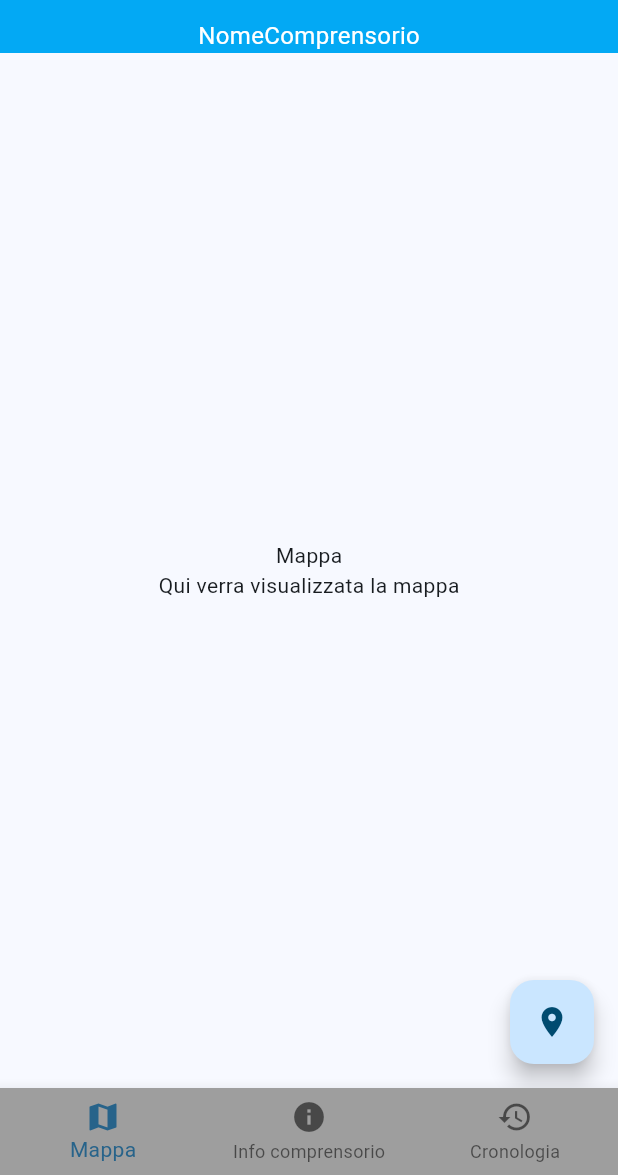
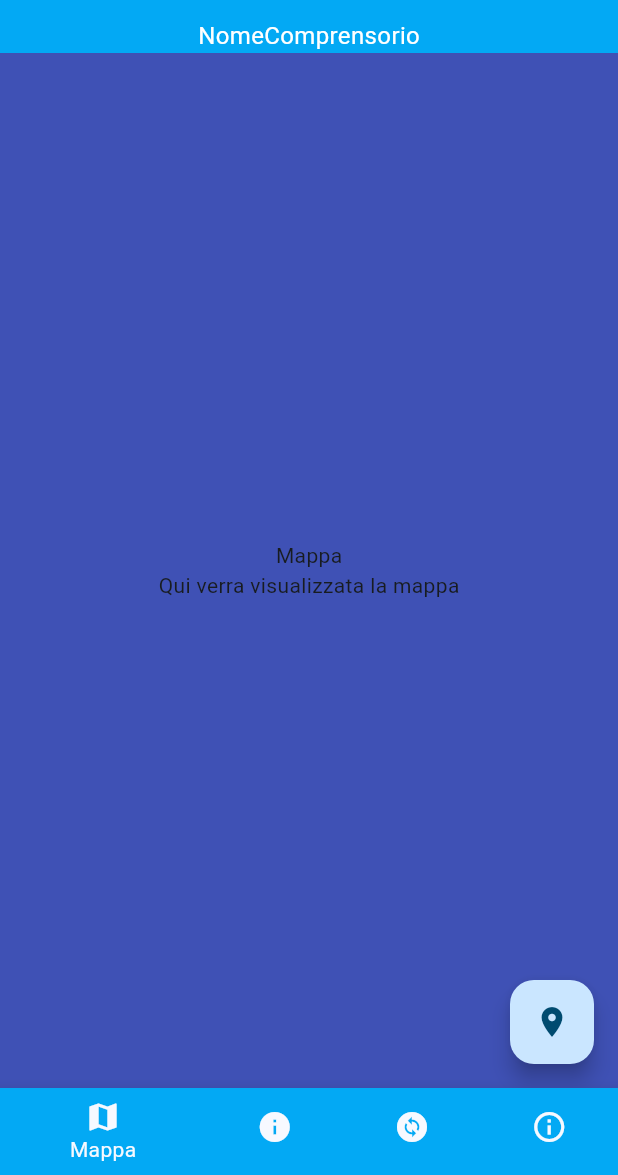
Before and after one commit to omarnaja1/fluttermobile, a Flutter app: the screen it shows after launch, on a phone screen of 412 x 824 dp, the part 61-1236 px from its top. Run offline on Flutter 3.47's test engine with Material 2 defaults, Android fonts, the phone set to English and light mode, and no system bars.

Commit message:
update main.dart

```diff
--- a/SkiTracker/lib/main.dart
+++ b/SkiTracker/lib/main.dart
@@ -4,6 +4,8 @@ import 'package:skitracker/about_us.dart';
 
 import 'package:skitracker/mappa.dart';
 import 'package:skitracker/navigation_drawer.dart';
+
+import 'info_piste.dart';
 
 void main() {
   runApp(const MyApp());
@@ -62,8 +64,15 @@ class MyHomePage extends StatefulWidget {
 
 class _MyHomePageState extends State<MyHomePage> {
   final Color titleColor = Colors.white;
-  var currentPage = DrawerSection.mappa;
+ var currentPage = DrawerSection.mappa;
+
   int _currentIndex = 0;
+  final screens = [
+    Mappa(),
+    InfoPiste(),
+    SceltaComprensorio(),
+    AboutUs(),
+  ];
 
   @override
   Widget build(BuildContext context) {
@@ -83,7 +92,10 @@ class _MyHomePageState extends State<MyHomePage> {
       container = Mappa();
     }
 
+
     return Scaffold(
+      backgroundColor: Colors.indigoAccent,
+
       appBar: AppBar(
 
         title: Text(
@@ -119,7 +131,9 @@ class _MyHomePageState extends State<MyHomePage> {
 
          */
       ),
-      body: container,
+
+      //body: container,
+      body: screens[_currentIndex],
       /*
       body: Center(
         // Center is a layout widget. It takes a single child and positions it
@@ -166,10 +180,19 @@ class _MyHomePageState extends State<MyHomePage> {
         ),
       ),
 
+
+
       //Bottom Navigation Bar
       bottomNavigationBar: BottomNavigationBar(
-        backgroundColor: Colors.grey,
+
         currentIndex: _currentIndex,
+        onTap: (value) {
+          setState(() {
+            _currentIndex = value;
+          });
+        },
+
+        backgroundColor: Colors.white,
         items: [
           BottomNavigationBarItem(
             icon: Icon(Icons.map),
@@ -182,26 +205,18 @@ class _MyHomePageState extends State<MyHomePage> {
             backgroundColor: Colors.lightBlue,
           ),
           BottomNavigationBarItem(
-            icon: Icon(Icons.history),
-            label: "Cronologia",
+            icon: Icon(Icons.change_circle),
+            label: "Scelta comprensorio",
+            backgroundColor: Colors.lightBlue,
+          ),
+          BottomNavigationBarItem(
+            icon: Icon(Icons.info_outline),
+            label: "About Us",
             backgroundColor: Colors.lightBlue,
           ),
         ],
-        onTap: (index) {
-          setState(() {
-            _currentIndex = index;
-          });
-        },
       ),
 
-    /*    floatingActionButton: FloatingActionButton(
-          onPressed: _incrementCounter,
-         //  tooltip: 'Increment',
-          child: const Icon(Icons.location_on),
-        )
-
-
-     */
     );
   }
   Widget MyDrawerList(){
--- a/SkiTracker/lib/mappa.dart
+++ b/SkiTracker/lib/mappa.dart
@@ -18,7 +18,6 @@ class Mappa extends StatefulWidget {
 }
 
 class _MappaState extends State<Mappa> {
-  final Color titleColor = Colors.white;
 
   int _counter = 0;
 
@@ -34,9 +33,13 @@ class _MappaState extends State<Mappa> {
   @override
   Widget build(BuildContext context) {
 
+
+
     return Scaffold(
 
-      body: Center(
+      backgroundColor: Colors.indigo,
+
+      body: const Center(
         // Center is a layout widget. It takes a single child and positions it
         // in the middle of the parent.
         child: Column(
@@ -55,7 +58,7 @@ class _MappaState extends State<Mappa> {
           // wireframe for each widget.
           mainAxisAlignment: MainAxisAlignment.center,
           children: <Widget>[
-            const Text(
+            Text(
               'Mappa',
             ),
             Text(
```
Also changed, not shown: SkiTracker/lib/info_piste.dart (added, +12 -0 lines).
